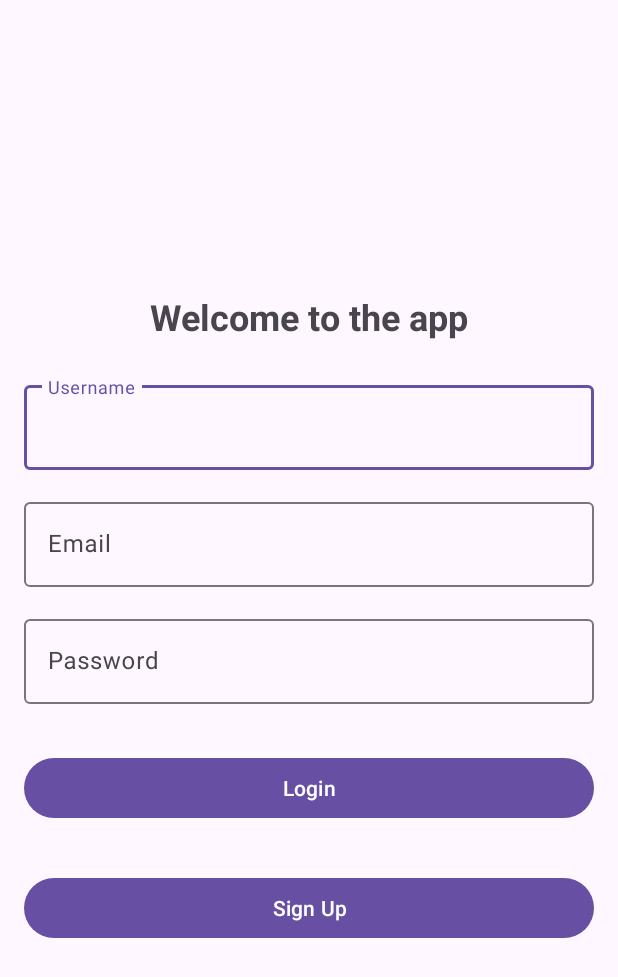
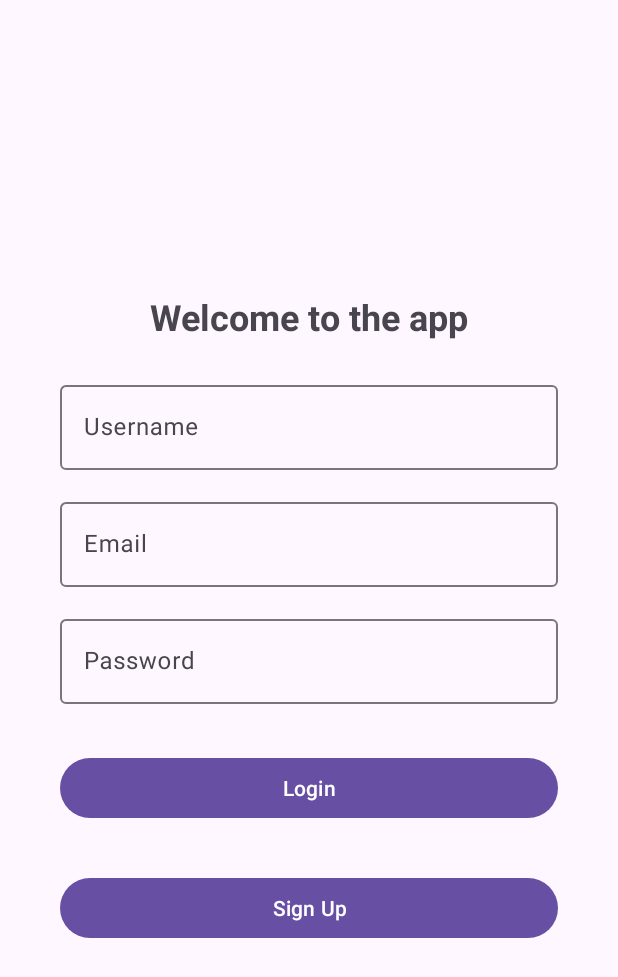
Before and after one commit to Welesleyofficial7/VizorAndroid, an Android app: the screen it shows after launch (AuthActivity before the commit, MainActivity after it), after a tap on "Next", on a phone screen of 412 x 824 dp. Shown: the top 977 px of the screen. Run offline under Robolectric (Android 15) with nearby library versions, the phone set to English and light mode, and no system bars; 1 statement that could not run was skipped.

Commit message:
Laba 3-4

```diff
--- a/app/build.gradle.kts
+++ b/app/build.gradle.kts
@@ -1,6 +1,7 @@
 plugins {
     alias(libs.plugins.androidApplication)
     alias(libs.plugins.jetbrainsKotlinAndroid)
+    alias(libs.plugins.navigation.safeargs)
 }
 
 android {
--- a/app/src/main/java/com/example/mobfirstlaba/MainActivity.kt
+++ b/app/src/main/java/com/example/mobfirstlaba/MainActivity.kt
@@ -1,13 +1,10 @@
 package com.example.mobfirstlaba
 
-import android.content.Intent
 import android.os.Bundle
 import android.util.Log
-import android.widget.Button
-import androidx.activity.enableEdgeToEdge
 import androidx.appcompat.app.AppCompatActivity
-import androidx.core.view.ViewCompat
-import androidx.core.view.WindowInsetsCompat
+import androidx.fragment.app.commit
+import androidx.fragment.app.replace
 
 class MainActivity : AppCompatActivity() {
 
@@ -16,21 +13,11 @@ class MainActivity : AppCompatActivity() {
     override fun onCreate(savedInstanceState: Bundle?) {
         super.onCreate(savedInstanceState)
         Log.d(TAG, "onCreate called")
-        enableEdgeToEdge()
         setContentView(R.layout.activity_main)
-        ViewCompat.setOnApplyWindowInsetsListener(findViewById(R.id.main)) { v, insets ->
-            val systemBars = insets.getInsets(WindowInsetsCompat.Type.systemBars())
-            v.setPadding(systemBars.left, systemBars.top, systemBars.right, systemBars.bottom)
-            insets
-        }
 
-        val button = findViewById<Button>(R.id.nextButton)
-
-        button.setOnClickListener {
-            val intent = Intent(this, AuthActivity::class.java)
-            startActivity(intent)
-            finish()
-        }
+//        if (savedInstanceState == null) {
+//            navigateToOnboard()  // Начальный экран приложения - фрагмент Onboard
+//        }
     }
 
     override fun onStart() {
@@ -62,4 +49,42 @@ class MainActivity : AppCompatActivity() {
         super.onRestart()
         Log.d(TAG, "onRestart called")
     }
+
+//    fun navigateFromSignUpToSignIn(bundle: Bundle?) {
+//        val signInFragment = SignInFragment()
+//        bundle?.let {
+//            signInFragment.arguments = it
+//        }
+//
+//        supportFragmentManager.commit {
+//            replace(R.id.fragment_container, signInFragment)
+//            addToBackStack(null)
+//        }
+//    }
+//
+//    fun navigateToSignIn() {
+//        supportFragmentManager.commit {
+//            replace<SignInFragment>(R.id.fragment_container)
+//        }
+//    }
+//
+//
+//    fun navigateToSignUp() {
+//        supportFragmentManager.commit {
+//            replace<SignUpFragment>(R.id.fragment_container)
+//            addToBackStack(null)
+//        }
+//    }
+//
+//    fun navigateToHome() {
+//        supportFragmentManager.commit {
+//            replace<MessengerFragment>(R.id.fragment_container)
+//        }
+//    }
+//
+//    fun navigateToOnboard() {
+//        supportFragmentManager.commit {
+//            replace<OnboardFragment>(R.id.fragment_container)
+//        }
+//    }
 }
--- /dev/null
+++ b/app/src/main/java/com/example/mobfirstlaba/OnBoardFragment.kt
@@ -0,0 +1,33 @@
+package com.example.mobfirstlaba
+
+import android.os.Bundle
+import android.util.Log
+import android.view.LayoutInflater
+import android.view.View
+import android.view.ViewGroup
+import android.widget.Button
+import androidx.fragment.app.Fragment
+import androidx.navigation.fragment.NavHostFragment.Companion.findNavController
+import androidx.navigation.fragment.findNavController
+
+class OnboardFragment : Fragment() {
+
+    private val TAG = "OnboardFragment"
+
+    override fun onCreateView(
+        inflater: LayoutInflater, container: ViewGroup?,
+        savedInstanceState: Bundle?
+    ): View? {
+        // Inflate the layout for this fragment
+        val view = inflater.inflate(R.layout.fragment_on_board, container, false)
+        Log.d(TAG, "onCreateView called")
+
+        val nextButton = view.findViewById<Button>(R.id.nextButton)
+        nextButton.setOnClickListener {
+            findNavController().navigate(R.id.action_onboardFragment_to_signInFragment)
+        }
+
+
+        return view
+    }
+}
--- /dev/null
+++ b/app/src/main/java/com/example/mobfirstlaba/SignInFragment.kt
@@ -0,0 +1,123 @@
+package com.example.mobfirstlaba
+import android.annotation.SuppressLint
+import android.os.Bundle
+import android.util.Log
+import android.view.LayoutInflater
+import android.view.View
+import android.view.ViewGroup
+import android.widget.Toast
+import androidx.fragment.app.Fragment
+import androidx.navigation.fragment.findNavController
+import androidx.navigation.fragment.navArgs
+import com.example.mobfirstlaba.MainActivity
+import com.example.mobfirstlaba.MessengerFragment
+import com.example.mobfirstlaba.R
+import com.example.mobfirstlaba.SignUpFragment
+import com.example.mobfirstlaba.models.User
+import com.google.android.material.button.MaterialButton
+import com.google.android.material.textfield.TextInputEditText
+
+class SignInFragment : Fragment() {
+    private val users = mutableListOf<User>()
+
+    private val TAG = "AuthActivity"
+
+    @SuppressLint("CutPasteId")
+    override fun onCreateView(
+        inflater: LayoutInflater, container: ViewGroup?,
+        savedInstanceState: Bundle?
+    ): View? {
+        val view = inflater.inflate(R.layout.fragment_sign_in, container, false)
+
+        Log.d(TAG, "onCreateView called")
+        initializeUsers()
+        arguments?.let {
+            val args: SignInFragmentArgs by navArgs()
+            val user = args.user
+            if (user != null) {
+                users.add(user)
+            }
+            val emailTextEdit: TextInputEditText = view.findViewById(R.id.email)
+            val passwordTextEdit: TextInputEditText = view.findViewById(R.id.password)
+            val usernameTextEdit: TextInputEditText = view.findViewById(R.id.username)
+
+            emailTextEdit.setText(user?.email)
+            passwordTextEdit.setText(user?.password)
+            usernameTextEdit.setText(user?.username)
+        }
+
+        val loginButton: MaterialButton = view.findViewById(R.id.login_button)
+        val signUpButton: MaterialButton = view.findViewById(R.id.signup_button)
+
+        loginButton.setOnClickListener {
+            val email = (view.findViewById(R.id.email) as TextInputEditText).text.toString().trim()
+            val password = (view.findViewById(R.id.password) as TextInputEditText).text.toString().trim()
+            val username = (view.findViewById(R.id.username) as TextInputEditText).text.toString().trim()
+
+            if (validateEmail(email) && validatePassword(password) && validateUsername(username)) {
+                val user = User(email, password, username)
+
+                if (checkUser(user)) {
+                    showToast("Авторизация успешно пройдена!")
+                } else {
+                    showToast("Неверный логин или пароль!")
+                }
+            }
+        }
+
+        signUpButton.setOnClickListener {
+            findNavController().navigate(R.id.action_signInFragment_to_signUpFragment)
+        }
+
+        return view
+    }
+
+    private fun initializeUsers() {
+        users.add(User(email = "alex4002@ya.ru", password = "alex4002", username = "Alex"))
+        users.add(User("ivan3002@ya.ru", "ivan3002","Ivan"))
+    }
+
+    private fun checkUser(user: User): Boolean {
+        return users.any { it.email == user.email && it.password == user.password }
+    }
+
+    private fun validateEmail(email: String): Boolean {
+        if (email.isEmpty()) {
+            showToast("Почта не может быть пустой!")
+            return false
+        } else if (!android.util.Patterns.EMAIL_ADDRESS.matcher(email).matches()) {
+            showToast("Неправильный формат почты!")
+            return false
+        } else {
+            return true
+        }
+    }
+
+    private fun validatePassword(password: String): Boolean {
+        if (password.isEmpty()) {
+            showToast("Пароль не может быть пустой!")
+            return false
+        } else if (password.length < 6) {
+            showToast("Длина пароля должна быть длиннее 8 символов!")
+            return false
+        } else {
+            return true
+        }
+    }
+
+    private fun validateUsername(username: String): Boolean {
+        if (username.isEmpty()) {
+            showToast("Имя пользователя не может быть пустым!")
+            return false
+        } else if (username.length < 3) {
+            showToast("Имя пользователя должно быть длиннее 2 символов")
+            return false
+        } else {
+            return true
+        }
+    }
+
+    private fun showToast(message: String) {
+        Toast.makeText(requireContext(), message, Toast.LENGTH_SHORT).show()
+    }
+}
--- a/app/src/main/res/layout/activity_main.xml
+++ b/app/src/main/res/layout/activity_main.xml
@@ -2,48 +2,16 @@
 <androidx.constraintlayout.widget.ConstraintLayout xmlns:android="http://schemas.android.com/apk/res/android"
     xmlns:app="http://schemas.android.com/apk/res-auto"
     xmlns:tools="http://schemas.android.com/tools"
-    android:id="@+id/main"
     android:layout_width="match_parent"
     android:layout_height="match_parent"
     tools:context=".MainActivity">
 
-    <ImageView
-        android:id="@+id/backgroundImage"
-        android:layout_width="0dp"
-        android:layout_height="0dp"
-        android:scaleType="centerCrop"
-        android:src="@drawable/background"
-        app:layout_constraintTop_toTopOf="parent"
-        app:layout_constraintBottom_toBottomOf="parent"
-        app:layout_constraintStart_toStartOf="parent"
-        app:layout_constraintEnd_toEndOf="parent"/>
-
-    <TextView
-        android:id="@+id/welcomeText"
-        android:layout_width="wrap_content"
-        android:layout_height="wrap_content"
-        android:text="Welcome to the App!"
-        android:textSize="28sp"
-        android:textColor="@android:color/white"
-        android:textStyle="bold"
-        app:layout_constraintTop_toTopOf="parent"
-        app:layout_constraintBottom_toBottomOf="parent"
-        app:layout_constraintStart_toStartOf="parent"
-        app:layout_constraintEnd_toEndOf="parent"
-        app:layout_constraintVertical_bias="0.3" />
-
-    <Button
-        android:id="@+id/nextButton"
-        android:layout_width="wrap_content"
-        android:layout_height="wrap_content"
-        android:text="Next"
-        android:textSize="18sp"
-        android:textColor="@android:color/white"
-        app:layout_constraintBottom_toBottomOf="parent"
-        app:layout_constraintStart_toStartOf="parent"
-        app:layout_constraintEnd_toEndOf="parent"
-        app:layout_constraintTop_toBottomOf="@id/welcomeText"
-        app:layout_constraintVertical_bias="0.1"
-        android:layout_marginTop="16dp"/>
+    <androidx.fragment.app.FragmentContainerView
+        android:id="@+id/nav_host_fragment"
+        android:name="androidx.navigation.fragment.NavHostFragment"
+        app:navGraph="@navigation/nav_graph"
+        android:layout_width="match_parent"
+        android:layout_height="match_parent"
+        app:defaultNavHost="true"/>
 
 </androidx.constraintlayout.widget.ConstraintLayout>
--- /dev/null
+++ b/app/src/main/res/layout/fragment_sign_in.xml
@@ -0,0 +1,89 @@
+<?xml version="1.0" encoding="utf-8"?>
+<LinearLayout
+    xmlns:android="http://schemas.android.com/apk/res/android"
+    android:id="@+id/main"
+    android:layout_width="match_parent"
+    android:layout_height="match_parent"
+    android:orientation="vertical"
+    android:gravity="center"
+    android:padding="24dp">
+
+    <TextView
+        android:layout_width="wrap_content"
+        android:layout_height="wrap_content"
+        android:layout_gravity="center_horizontal"
+        android:text="Welcome to the app"
+        android:textSize="24sp"
+        android:textStyle="bold"
+        android:fontFamily="sans-serif"
+        android:layout_marginBottom="24dp"/>
+
+    <com.google.android.material.textfield.TextInputLayout
+        android:layout_width="match_parent"
+        android:layout_height="wrap_content"
+        android:maxWidth="600dp"
+        android:layout_gravity="center"
+        android:hint="Username"
+        android:layout_marginBottom="16dp"
+        android:layout_marginHorizontal="16dp">
+
+        <com.google.android.material.textfield.TextInputEditText
+            android:id="@+id/username"
+            android:layout_width="match_parent"
+            android:layout_height="wrap_content"
+            android:inputType="textPersonName" />
+    </com.google.android.material.textfield.TextInputLayout>
+
+    <com.google.android.material.textfield.TextInputLayout
+        android:layout_width="match_parent"
+        android:layout_height="wrap_content"
+        android:maxWidth="600dp"
+        android:layout_gravity="center"
+        android:hint="Email"
+
+        android:layout_marginHorizontal="16dp">
+
+        <com.google.android.material.textfield.TextInputEditText
+            android:id="@+id/email"
+            android:layout_width="match_parent"
+            android:layout_height="wrap_content"
+            android:inputType="textEmailAddress" />
+    </com.google.android.material.textfield.TextInputLayout>
+
+    <com.google.android.material.textfield.TextInputLayout
+        android:layout_width="match_parent"
+        android:layout_height="wrap_content"
+        android:maxWidth="600dp"
+        android:layout_gravity="center"
+        android:hint="Password"
+        android:layout_marginTop="16dp"
+        android:layout_marginHorizontal="16dp">
+
+        <com.google.android.material.textfield.TextInputEditText
+            android:id="@+id/password"
+            android:layout_width="match_parent"
+            android:layout_height="wrap_content"
+            android:inputType="textPassword"/>
+    </com.google.android.material.textfield.TextInputLayout>
+
+    <com.google.android.material.button.MaterialButton
+        android:layout_width="match_parent"
+        android:layout_height="wrap_content"
+        android:text="Login"
+        android:layout_marginTop="32dp"
+        android:id="@+id/login_button"
+        android:maxWidth="600dp"
+        android:layout_gravity="center"
+        android:layout_marginHorizontal="16dp"/>
+
+    <com.google.android.material.button.MaterialButton
+        android:layout_width="match_parent"
+        android:layout_height="wrap_content"
+        android:text="Sign Up"
+        android:layout_marginTop="32dp"
+        android:id="@+id/signup_button"
+        android:maxWidth="600dp"
+        android:layout_gravity="center"
+        android:layout_marginHorizontal="16dp"/>
+
+</LinearLayout>
--- a/app/src/main/res/navigation/nav_graph.xml
+++ b/app/src/main/res/navigation/nav_graph.xml
@@ -3,26 +3,52 @@
     xmlns:app="http://schemas.android.com/apk/res-auto"
     xmlns:tools="http://schemas.android.com/tools"
     android:id="@+id/nav_graph"
-    app:startDestination="@id/FirstFragment">
+    app:startDestination="@id/onboardFragment">
 
     <fragment
-        android:id="@+id/FirstFragment"
-        android:name="com.example.mobfirstlaba.FirstFragment"
-        android:label="@string/first_fragment_label"
-        tools:layout="@layout/fragment_first">
+        android:id="@+id/onboardFragment"
+        android:name="com.example.mobfirstlaba.OnboardFragment"
+        android:label="OnboardFragment"
+        tools:layout="@layout/fragment_on_board">
+        <action
+            android:id="@+id/action_onboardFragment_to_signInFragment"
+            app:destination="@id/signInFragment" />
+    </fragment>
 
+    <fragment
+        android:id="@+id/signUpFragment"
+        android:name="com.example.mobfirstlaba.SignUpFragment"
+        android:label="SignUpFragment"
+        tools:layout="@layout/fragment_sign_up">
         <action
-            android:id="@+id/action_FirstFragment_to_SecondFragment"
-            app:destination="@id/SecondFragment" />
+            android:id="@+id/action_signUpFragment_to_signInFragment"
+            app:destination="@id/signInFragment" />
+        <argument
+            android:name="user"
+            app:argType="com.example.mobfirstlaba.models.User"
+            app:nullable="true" />
     </fragment>
+
     <fragment
-        android:id="@+id/SecondFragment"
-        android:name="com.example.mobfirstlaba.SecondFragment"
-        android:label="@string/second_fragment_label"
-        tools:layout="@layout/fragment_second">
+        android:id="@+id/signInFragment"
+        android:name="com.example.mobfirstlaba.SignInFragment"
+        android:label="SignInFragment"
+        tools:layout="@layout/fragment_sign_in">
+        <argument
+            android:name="user"
+            app:argType="com.example.mobfirstlaba.models.User"
+            app:nullable="true" />
+    </fragment>
 
+    <fragment
+        android:id="@+id/signInFragment"
+        android:name="com.example.mobfirstlaba.SignInFragment"
+        android:label="SignInFragment"
+        tools:layout="@layout/fragment_sign_in"
+        tools:ignore="DuplicateIds">
         <action
-            android:id="@+id/action_SecondFragment_to_FirstFragment"
-            app:destination="@id/FirstFragment" />
+            android:id="@+id/action_signInFragment_to_signUpFragment"
+            app:destination="@id/signUpFragment" />
     </fragment>
+
 </navigation>
--- a/app/src/main/res/values/strings.xml
+++ b/app/src/main/res/values/strings.xml
@@ -42,4 +42,6 @@
         libero vel nunc consequat, quis tincidunt nisl eleifend. Cras bibendum enim a justo luctus
         vestibulum. Fusce dictum libero quis erat maximus, vitae volutpat diam dignissim.
     </string>
+    <!-- TODO: Remove or change this placeholder text -->
+    <string name="hello_blank_fragment">Hello blank fragment</string>
 </resources>
--- a/build.gradle.kts
+++ b/build.gradle.kts
@@ -2,4 +2,5 @@
 plugins {
     alias(libs.plugins.androidApplication) apply false
     alias(libs.plugins.jetbrainsKotlinAndroid) apply false
+    alias(libs.plugins.navigation.safeargs) apply false
 }
```
Also changed, not shown: app/src/main/java/com/example/mobfirstlaba/MessengerFragment.kt (added, +74 -0 lines), app/src/main/java/com/example/mobfirstlaba/SignUpFragment.kt (added, +113 -0 lines), app/src/main/res/layout/fragment_messenger.xml (added, +13 -0 lines), app/src/main/res/layout/fragment_on_board.xml (added, +49 -0 lines), app/src/main/res/layout/fragment_sign_up.xml (added, +79 -0 lines), gradle/libs.versions.toml (+4 -4 lines).
